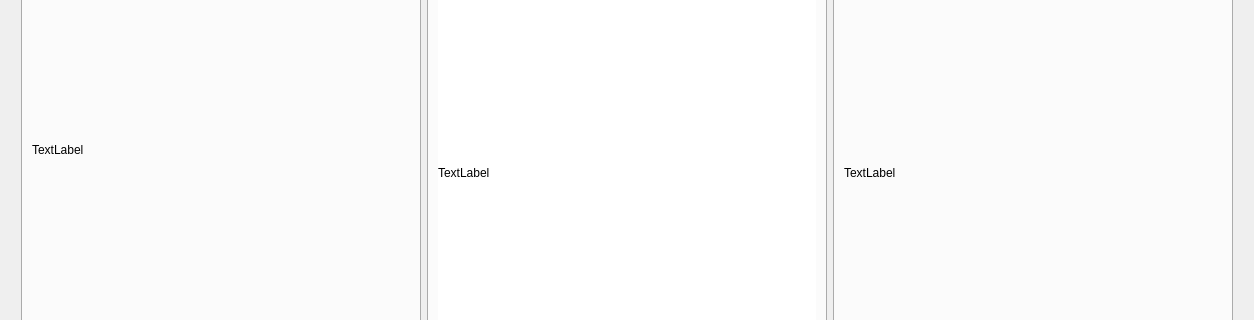
First picture: the form in Qt-with-OpenCV/mainwindow.ui, repository winston98321/ADIP-FinalProject, before the edit; both pictures show x 0 to 1254 and y 252 to 572 of the 1254 by 791 pixel window.
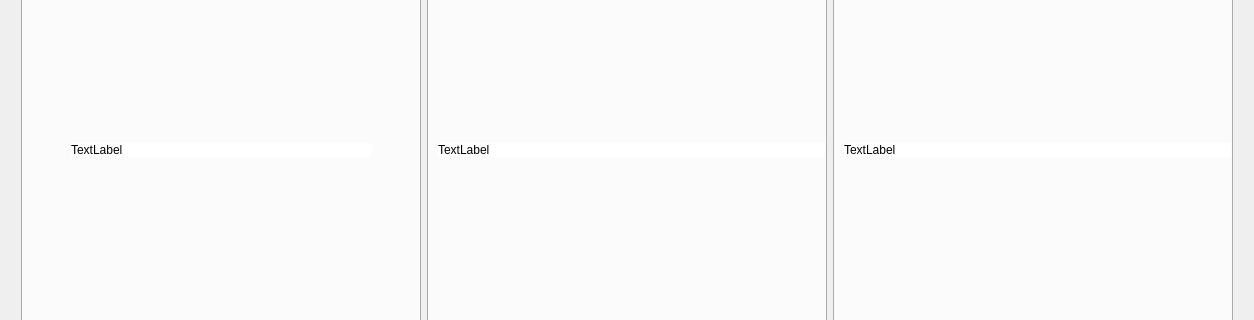
Second picture: the form after the edit. The open tabs and pages were chosen to show the change. Custom widgets are drawn as their Qt base class.

```diff
--- a/Qt-with-OpenCV/mainwindow.ui
+++ b/Qt-with-OpenCV/mainwindow.ui
@@ -898,7 +898,7 @@
               <item>
                <widget class="QLabel" name="E_origin">
                 <property name="sizePolicy">
-                 <sizepolicy hsizetype="Expanding" vsizetype="Preferred">
+                 <sizepolicy hsizetype="Fixed" vsizetype="Fixed">
                   <horstretch>0</horstretch>
                   <verstretch>0</verstretch>
                  </sizepolicy>
@@ -909,6 +909,15 @@
                   <height>0</height>
                  </size>
                 </property>
+                <property name="maximumSize">
+                 <size>
+                  <width>16777215</width>
+                  <height>16777215</height>
+                 </size>
+                </property>
+                <property name="styleSheet">
+                 <string notr="true">background-color: rgb(255, 255, 255);</string>
+                </property>
                 <property name="text">
                  <string>TextLabel</string>
                 </property>
@@ -1007,15 +1016,21 @@
               <item>
                <widget class="QLabel" name="E_starTrail">
                 <property name="sizePolicy">
-                 <sizepolicy hsizetype="Expanding" vsizetype="Expanding">
+                 <sizepolicy hsizetype="Preferred" vsizetype="Fixed">
                   <horstretch>0</horstretch>
                   <verstretch>0</verstretch>
                  </sizepolicy>
                 </property>
                 <property name="minimumSize">
                  <size>
-                  <width>0</width>
-                  <height>600</height>
+                  <width>400</width>
+                  <height>0</height>
+                 </size>
+                </property>
+                <property name="maximumSize">
+                 <size>
+                  <width>16777215</width>
+                  <height>16777215</height>
                  </size>
                 </property>
                 <property name="styleSheet">
@@ -1027,6 +1042,9 @@
                 <property name="scaledContents">
                  <bool>true</bool>
                 </property>
+                <property name="alignment">
+                 <set>Qt::AlignLeading|Qt::AlignLeft|Qt::AlignVCenter</set>
+                </property>
                </widget>
               </item>
              </layout>
@@ -1058,7 +1076,7 @@
               <item>
                <widget class="QLabel" name="E_png">
                 <property name="sizePolicy">
-                 <sizepolicy hsizetype="Expanding" vsizetype="Expanding">
+                 <sizepolicy hsizetype="Fixed" vsizetype="Fixed">
                   <horstretch>0</horstretch>
                   <verstretch>0</verstretch>
                  </sizepolicy>
@@ -1066,9 +1084,18 @@
                 <property name="minimumSize">
                  <size>
                   <width>400</width>
-                  <height>600</height>
+                  <height>0</height>
                  </size>
                 </property>
+                <property name="maximumSize">
+                 <size>
+                  <width>16777215</width>
+                  <height>16777215</height>
+                 </size>
+                </property>
+                <property name="styleSheet">
+                 <string notr="true">background-color: rgb(255, 255, 255);</string>
+                </property>
                 <property name="text">
                  <string>TextLabel</string>
                 </property>
```
Left out of the diff: 53 changed lines with no effect on the pictures.
